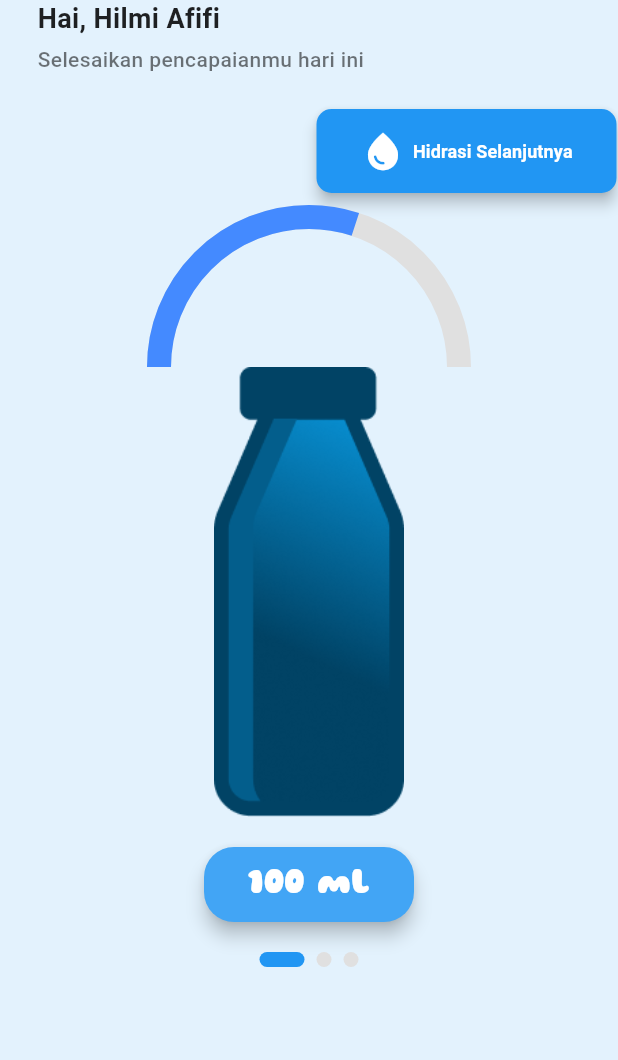
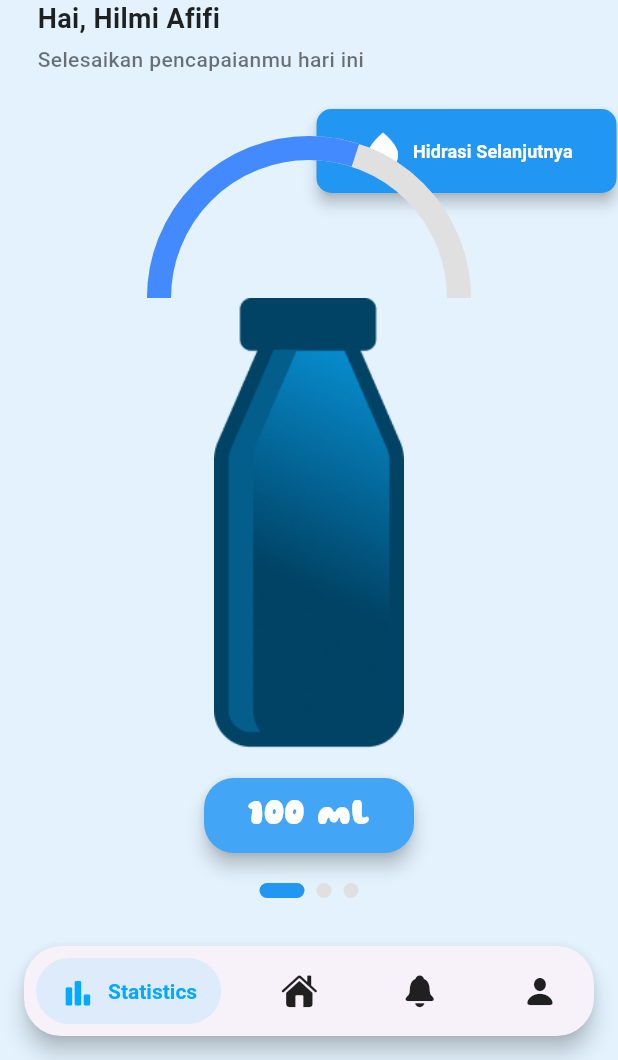
Before and after one commit to rizaldinata/hydrate, a Flutter app: the HomeScreen screen opened directly, on a phone screen of 412 x 824 dp, the part 176-1236 px from its top. Run offline on Flutter 3.47's test engine with Material 3 defaults, Android fonts, the phone set to English and light mode, and no system bars; drawn by our look-alikes of salomon_bottom_bar, smooth_page_indicator; our stand-ins replace flutter_svg, google_fonts.

Commit message:
nambahin notifikasi

```diff
--- a/lib/main.dart
+++ b/lib/main.dart
@@ -1,4 +1,5 @@
 import 'package:flutter/material.dart';
+import 'package:hydrate/view/info_product_view.dart';
 // import 'package:hydrate/view/info_product_view.dart';
 import 'package:hydrate/view/screen/home_screen.dart';
 import 'package:hydrate/view/registration1_view.dart';
@@ -17,7 +18,7 @@ class MyApp extends StatelessWidget {
       title: 'HYDRATE',
       theme: ThemeData(),
       debugShowCheckedModeBanner: false,
-      home: RegistrationData(),
+      home: InfoProduct(),
     );
   }
 }
--- a/lib/view/screen/home_screen.dart
+++ b/lib/view/screen/home_screen.dart
@@ -1,5 +1,6 @@
 import 'package:flutter/material.dart';
 import 'package:hydrate/controller/home_controller.dart';
+import 'package:hydrate/view/screen/navigation.dart';
 import 'package:hydrate/view/screen/water_indicator.dart';
 import 'package:smooth_page_indicator/smooth_page_indicator.dart';
 
@@ -10,7 +11,8 @@ class HomeScreen extends StatefulWidget {
   State<HomeScreen> createState() => _HomeScreenState();
 }
 
-class _HomeScreenState extends State<HomeScreen> with SingleTickerProviderStateMixin {
+class _HomeScreenState extends State<HomeScreen>
+    with SingleTickerProviderStateMixin {
   late final HomeController _controller;
   final PageController _pageController = PageController();
 
@@ -50,15 +52,12 @@ class _HomeScreenState extends State<HomeScreen> with SingleTickerProviderStateM
             child: Column(
               crossAxisAlignment: CrossAxisAlignment.start,
               children: [
-                Text(
-                  "HYDRATE",
+                Text("HYDRATE",
                     style: TextStyle(
                         fontSize: 40,
                         fontWeight: FontWeight.w900,
                         color: Colors.blue,
-                    fontFamily: "Gluten"
-                  )
-                ),
+                        fontFamily: "Gluten")),
                 Text(
                   "Hai, Hilmi Afifi",
                   style: TextStyle(
@@ -124,8 +123,7 @@ class _HomeScreenState extends State<HomeScreen> with SingleTickerProviderStateM
                               style: TextStyle(
                                   fontSize: 12,
                                   fontWeight: FontWeight.w600,
-                                color: Colors.white
-                              ),
+                                  color: Colors.white),
                               // style: GoogleFonts.poppins(
                               //   fontSize: 12,
                               //   fontWeight: FontWeight.w600,
@@ -147,7 +145,9 @@ class _HomeScreenState extends State<HomeScreen> with SingleTickerProviderStateM
             child: Column(
               mainAxisAlignment: MainAxisAlignment.center,
               children: [
-                const SizedBox(height: 200,),
+                const SizedBox(
+                  height: 200,
+                ),
                 SizedBox(
                   height: 100,
                   child: CustomPaint(
@@ -185,12 +185,13 @@ class _HomeScreenState extends State<HomeScreen> with SingleTickerProviderStateM
                           color: Colors.white,
                           fontSize: 24,
                           fontWeight: FontWeight.bold,
-                        fontFamily: "Gluten"
+                          fontFamily: "Gluten"),
                     ),
                   ),
                 ),
+                const SizedBox(
+                  height: 20,
                 ),
-                const SizedBox(height: 20,),
                 SmoothPageIndicator(
                   controller: _pageController,
                   count: 3,
@@ -206,6 +207,7 @@ class _HomeScreenState extends State<HomeScreen> with SingleTickerProviderStateM
           ),
         ],
       ),
+      bottomNavigationBar: const Navigasi(),
     );
   }
 }
--- /dev/null
+++ b/lib/view/screen/navigation.dart
@@ -0,0 +1,51 @@
+import 'package:flutter/cupertino.dart';
+import 'package:flutter/material.dart';
+import 'package:salomon_bottom_bar/salomon_bottom_bar.dart';
+
+class Navigasi extends StatefulWidget {
+  const Navigasi({super.key});
+
+  @override
+  State<Navigasi> createState() => _NavigasiState();
+}
+
+class _NavigasiState extends State<Navigasi> {
+  int _currentIndex = 0;
+  final _items = [
+    SalomonBottomBarItem(
+        icon: const Icon(CupertinoIcons.chart_bar_alt_fill),
+        title: const Text('Statistics'),
+        selectedColor: const Color.fromARGB(255, 0, 170, 255)),
+    SalomonBottomBarItem(
+        icon: const Icon(CupertinoIcons.house_fill),
+        title: const Text('Home'),
+        selectedColor: const Color.fromARGB(255, 0, 170, 255)),
+    SalomonBottomBarItem(
+        icon: const Icon(CupertinoIcons.bell_fill),
+        title: const Text('Notivication'),
+        selectedColor: const Color.fromARGB(255, 0, 170, 255)),
+    SalomonBottomBarItem(
+        icon: const Icon(CupertinoIcons.person_solid),
+        title: const Text('Profile'),
+        selectedColor: const Color.fromARGB(255, 0, 170, 255)),
+  ];
+
+  @override
+  Widget build(BuildContext context) {
+    return Card(
+      elevation: 6,
+      margin: const EdgeInsets.all(16.0),
+      shape: RoundedRectangleBorder(
+        borderRadius: BorderRadius.circular(25.0),
+      ),
+      child: SalomonBottomBar(
+        duration: Duration(milliseconds: 500),
+        items: _items,
+        currentIndex: _currentIndex,
+        onTap: (index) => setState(() {
+          _currentIndex = index;
+        }),
+      ),
+    );
+  }
+}
--- a/pubspec.yaml
+++ b/pubspec.yaml
@@ -37,6 +37,7 @@ dependencies:
   cupertino_icons: ^1.0.8
   google_fonts: ^6.2.1
   intl: ^0.20.2
+  salomon_bottom_bar: ^3.3.2
 
   smooth_page_indicator: ^1.2.1
 
```
Also changed, not shown: pubspec.lock. Lines whose indentation alone changed are shown as unchanged.
